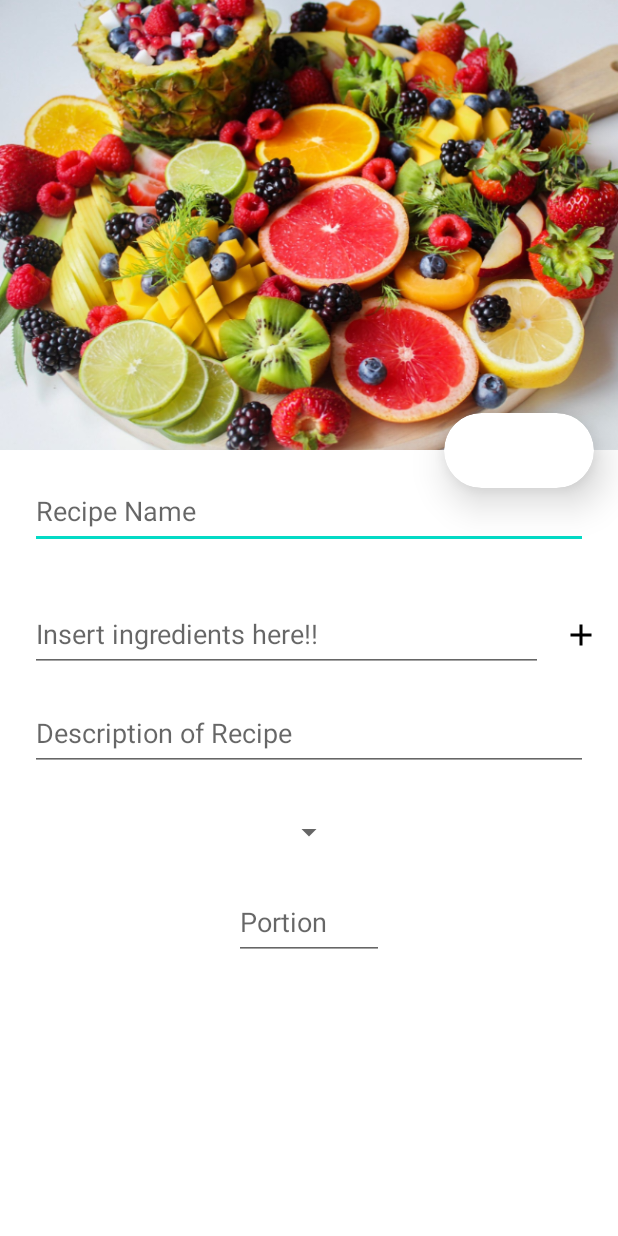
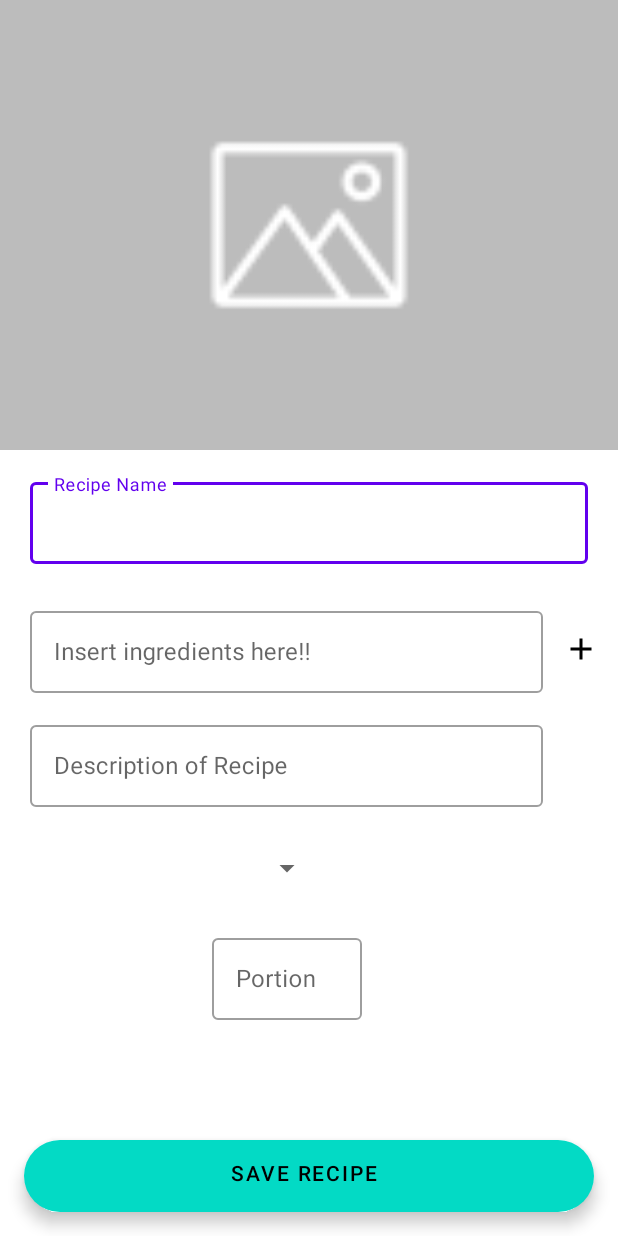
Before and after one commit to LucasMelll0/MyCookBook-With-Kotlin, an Android app: the FormularioReceitaActivity screen opened directly, with no data from a screen before it, on a phone screen of 412 x 824 dp. Run offline under Robolectric (Android 15) with nearby library versions, the phone set to English and light mode, and no system bars.

Commit message:
Mudado o layout do FormularioReceitaActivity.kt usando inputLayout e adicionando o recyclerView para os ingredientes.
Adicionado o adapter para os ingredientes do formulario( as funções de deletar e adicionar ingrediente ainda não implementado)

```diff
--- a/app/src/main/AndroidManifest.xml
+++ b/app/src/main/AndroidManifest.xml
@@ -14,6 +14,9 @@
         android:supportsRtl="true"
         android:theme="@style/Theme.MyCookBook"
         tools:targetApi="31">
+        <activity
+            android:name=".ui.activity.DetalhesReceitaActivity"
+            android:exported="false" />
         <activity
             android:name=".FormularioReceitaActivity"
             android:exported="false" />
--- a/app/src/main/java/com/example/mycookbook/FormularioReceitaActivity.kt
+++ b/app/src/main/java/com/example/mycookbook/FormularioReceitaActivity.kt
@@ -1,13 +1,20 @@
 package com.example.mycookbook
 
+import android.content.ContentValues.TAG
 import android.os.Bundle
+import android.util.Log
 import androidx.appcompat.app.AppCompatActivity
+import androidx.lifecycle.Lifecycle
 import androidx.lifecycle.lifecycleScope
+import androidx.lifecycle.repeatOnLifecycle
+import androidx.recyclerview.widget.LinearLayoutManager
 import com.example.mycookbook.database.AppDataBase
-import com.example.mycookbook.database.dao.ReceitaDAO
 import com.example.mycookbook.databinding.ActivityFormularioReceitaBinding
 import com.example.mycookbook.model.Receita
 import com.example.mycookbook.repository.ReceitaRepository
+import com.example.mycookbook.ui.recyclerview.adapter.ListaDeIngredientesFormularioAdapter
+import kotlinx.coroutines.flow.MutableStateFlow
+import kotlinx.coroutines.flow.collect
 import kotlinx.coroutines.launch
 
 class FormularioReceitaActivity : AppCompatActivity() {
@@ -19,6 +26,13 @@ class FormularioReceitaActivity : AppCompatActivity() {
     private val campoDescricao by lazy { binding.edittextDescricaoReceita }
     private val campoPorcao by lazy { binding.edittextPorcaoReceita }
     private val fabSalva by lazy { binding.fabSalvaReceita }
+    private val ingredientes by lazy { mutableListOf<String?>() }
+    private val adapterIngredientes by lazy {
+        ListaDeIngredientesFormularioAdapter(
+            this,
+            ingredientes
+        )
+    }
     private val receitaRepository by lazy {
         ReceitaRepository(
             AppDataBase.instancia(this).ReceitaDAO()
@@ -28,22 +42,46 @@ class FormularioReceitaActivity : AppCompatActivity() {
     override fun onCreate(savedInstanceState: Bundle?) {
         super.onCreate(savedInstanceState)
         setContentView(binding.root)
+        configuraListaIngredientes()
         configuraFab()
+    }
+
+    private fun configuraListaIngredientes() {
+        binding.recyclerViewIngredientesFormulario.apply {
+            adapter = adapterIngredientes
+            layoutManager = LinearLayoutManager(this@FormularioReceitaActivity)
+        }
+
+
+        configuraCampoIngredientes()
+
+
+    }
+
+    private fun configuraCampoIngredientes() {
+        binding.apply {
+            imagebuttonAdicionarIngrediente.setOnClickListener {
+                val ingrediente = campoIngrediente.text.toString()
+                ingredientes.add(ingrediente)
+                adapterIngredientes.atualiza(ingredientes)
+                Log.i(TAG, "configuraCampoIngredientes: $ingredientes")
+            }
+        }
     }
 
     private fun configuraFab() {
         fabSalva.setOnClickListener {
             val nome = campoNome.text.toString()
             val descricao = campoDescricao.text.toString()
-            val porcao = if (!campoPorcao.text.isNullOrBlank()){
+            val porcao = if (!campoPorcao.text.isNullOrBlank()) {
                 campoPorcao.text.toString().toInt()
-            }else{
+            } else {
                 0
             }
 
             val receita = Receita(
                 nome = nome,
-                ingredientes = ArrayList<String>(),
+                ingredientes = ingredientes.toList() as ArrayList<String>,
                 descricao = descricao,
                 categoria = "teste",
                 porcao = porcao
--- a/app/src/main/java/com/example/mycookbook/ui/activity/ListaDeReceitasActivity.kt
+++ b/app/src/main/java/com/example/mycookbook/ui/activity/ListaDeReceitasActivity.kt
@@ -66,6 +66,11 @@ class ListaDeReceitasActivity : AppCompatActivity() {
 
     private fun configuraFuncoesAdapter() {
         adapter.apply {
+            quandoClica = { receita ->
+                vaiPara(DetalhesReceitaActivity::class.java){
+                    putExtra(CHAVE_RECEITA_ID, receita.id)
+                }
+            }
             quandoClicaEmDeletar = { receita ->
                 lifecycleScope.launch {
                     receitaRepository.deleta(receita)
--- /dev/null
+++ b/app/src/main/res/drawable/ic_delete.xml
@@ -0,0 +1,5 @@
+<vector android:height="24dp" android:tint="#FFC331"
+    android:viewportHeight="24" android:viewportWidth="24"
+    android:width="24dp" xmlns:android="http://schemas.android.com/apk/res/android">
+    <path android:fillColor="@android:color/white" android:pathData="M6,19c0,1.1 0.9,2 2,2h8c1.1,0 2,-0.9 2,-2V7H6v12zM19,4h-3.5l-1,-1h-5l-1,1H5v2h14V4z"/>
+</vector>
--- /dev/null
+++ b/app/src/main/res/drawable/ic_edit.xml
@@ -0,0 +1,5 @@
+<vector android:height="24dp" android:tint="#FFC331"
+    android:viewportHeight="24" android:viewportWidth="24"
+    android:width="24dp" xmlns:android="http://schemas.android.com/apk/res/android">
+    <path android:fillColor="@android:color/white" android:pathData="M3,17.25V21h3.75L17.81,9.94l-3.75,-3.75L3,17.25zM20.71,7.04c0.39,-0.39 0.39,-1.02 0,-1.41l-2.34,-2.34c-0.39,-0.39 -1.02,-0.39 -1.41,0l-1.83,1.83 3.75,3.75 1.83,-1.83z"/>
+</vector>
--- a/app/src/main/res/layout/activity_formulario_receita.xml
+++ b/app/src/main/res/layout/activity_formulario_receita.xml
@@ -27,7 +27,7 @@
                 android:layout_height="300dp"
                 android:scaleType="centerCrop"
                 app:layout_collapseMode="parallax"
-                app:srcCompat="@drawable/produto_1" />
+                app:srcCompat="@drawable/imagem_padrao" />
 
             <androidx.appcompat.widget.Toolbar
                 android:id="@+id/toolbar_formulario_receita"
@@ -36,26 +36,7 @@
                 app:layout_collapseMode="pin" />
         </com.google.android.material.appbar.CollapsingToolbarLayout>
     </com.google.android.material.appbar.AppBarLayout>
-    <androidx.cardview.widget.CardView
-        android:layout_width="wrap_content"
-        android:layout_height="wrap_content"
-        app:layout_anchor="@id/appbar_formulario_receita"
-        app:layout_anchorGravity="bottom|end"
-        app:cardElevation="16dp"
-        android:layout_marginEnd="16dp"
-        android:minWidth="100dp"
-        android:minHeight="50dp"
-        app:cardCornerRadius="40dp"
-        >
 
-        <androidx.appcompat.widget.AppCompatTextView
-            android:layout_width="wrap_content"
-            android:layout_height="wrap_content"
-            tools:text="Testes"
-            android:layout_gravity="center"
-            android:textStyle="bold"
-            android:textSize="16sp"/>
-    </androidx.cardview.widget.CardView>
 
     <androidx.core.widget.NestedScrollView
         android:layout_width="match_parent"
@@ -67,35 +48,57 @@
             android:layout_width="match_parent"
             android:layout_height="wrap_content">
 
-            <androidx.appcompat.widget.AppCompatEditText
-                android:id="@+id/edittext_nome_receita"
+            <com.google.android.material.textfield.TextInputLayout
+                android:id="@+id/inputlayout_nome_formulario"
+                style="@style/Widget.MaterialComponents.TextInputLayout.OutlinedBox"
                 android:layout_width="0dp"
-                android:layout_height="50dp"
+                android:layout_height="60dp"
                 android:layout_marginHorizontal="20dp"
                 android:layout_marginVertical="16dp"
-                android:hint="@string/nome_da_receita"
                 app:layout_constraintEnd_toEndOf="parent"
                 app:layout_constraintStart_toStartOf="parent"
-                app:layout_constraintTop_toTopOf="parent" />
+                app:layout_constraintTop_toTopOf="parent">
 
-            <androidx.appcompat.widget.LinearLayoutCompat
-                android:id="@+id/linearlayout_formulario_ingredientes_receita"
+                <com.google.android.material.textfield.TextInputEditText
+                    android:id="@+id/edittext_nome_receita"
+                    android:layout_width="match_parent"
+                    android:layout_height="match_parent"
+
+                    android:hint="@string/nome_da_receita" />
+
+            </com.google.android.material.textfield.TextInputLayout>
+
+
+            <androidx.recyclerview.widget.RecyclerView
+                android:id="@+id/recycler_view_ingredientes_formulario"
                 android:layout_width="0dp"
                 android:layout_height="wrap_content"
-                android:layout_margin="16dp"
-                app:layout_constraintEnd_toEndOf="@id/edittext_nome_receita"
-                app:layout_constraintStart_toStartOf="@id/edittext_nome_receita"
-                app:layout_constraintTop_toBottomOf="@id/edittext_nome_receita" />
+                app:layout_constraintEnd_toEndOf="@id/inputlayout_nome_formulario"
+                app:layout_constraintStart_toStartOf="@id/inputlayout_nome_formulario"
+                app:layout_constraintTop_toBottomOf="@id/inputlayout_nome_formulario"
+                android:layout_marginVertical="10dp"
+                tools:itemCount="2"
+                tools:listitem="@layout/ingrediente_item_formulario" />
 
-            <androidx.appcompat.widget.AppCompatEditText
-                android:id="@+id/edittext_ingrediente_receita"
+            <com.google.android.material.textfield.TextInputLayout
+                android:id="@+id/inputlayout_ingredientes_formulario"
+                style="@style/Widget.MaterialComponents.TextInputLayout.OutlinedBox"
                 android:layout_width="0dp"
-                android:layout_height="50dp"
+                android:layout_height="60dp"
                 android:layout_marginVertical="16dp"
-                android:hint="@string/insira_ingredientes_aqui"
                 app:layout_constraintEnd_toStartOf="@id/imagebutton_adicionar_ingrediente"
-                app:layout_constraintStart_toStartOf="@id/edittext_nome_receita"
-                app:layout_constraintTop_toBottomOf="@id/linearlayout_formulario_ingredientes_receita" />
+                app:layout_constraintStart_toStartOf="@id/inputlayout_nome_formulario"
+                app:layout_constraintTop_toBottomOf="@id/recycler_view_ingredientes_formulario">
+
+                <com.google.android.material.textfield.TextInputEditText
+                    android:id="@+id/edittext_ingrediente_receita"
+                    android:layout_width="match_parent"
+                    android:layout_height="match_parent"
+
+                    android:hint="@string/insira_ingredientes_aqui" />
+
+            </com.google.android.material.textfield.TextInputLayout>
+
 
             <androidx.appcompat.widget.AppCompatImageButton
                 android:id="@+id/imagebutton_adicionar_ingrediente"
@@ -104,57 +107,71 @@
                 android:background="@android:color/transparent"
                 android:src="@drawable/ic_add"
                 android:tint="@color/black"
-                app:layout_constraintBottom_toBottomOf="@id/edittext_ingrediente_receita"
+                app:layout_constraintBottom_toBottomOf="@id/inputlayout_ingredientes_formulario"
                 app:layout_constraintEnd_toEndOf="parent"
-                app:layout_constraintTop_toTopOf="@id/edittext_ingrediente_receita" />
+                app:layout_constraintTop_toTopOf="@id/inputlayout_ingredientes_formulario" />
 
-            <androidx.appcompat.widget.AppCompatEditText
-                android:id="@+id/edittext_descricao_receita"
+            <com.google.android.material.textfield.TextInputLayout
+                android:id="@+id/inputlayout_descricao_formulario"
+                style="@style/Widget.MaterialComponents.TextInputLayout.OutlinedBox"
                 android:layout_width="0dp"
-                android:layout_height="50dp"
+                android:layout_height="60dp"
                 android:layout_marginTop="16dp"
-                android:hint="@string/descricao_da_receita"
-                android:inputType="textMultiLine"
-                android:maxLines="30"
-                app:layout_constraintEnd_toEndOf="@id/edittext_nome_receita"
-                app:layout_constraintStart_toStartOf="@id/edittext_nome_receita"
-                app:layout_constraintTop_toBottomOf="@id/edittext_ingrediente_receita" />
+                app:layout_constraintEnd_toEndOf="@id/inputlayout_ingredientes_formulario"
+                app:layout_constraintStart_toStartOf="@id/inputlayout_ingredientes_formulario"
+                app:layout_constraintTop_toBottomOf="@id/inputlayout_ingredientes_formulario">
+
+                <com.google.android.material.textfield.TextInputEditText
+                    android:id="@+id/edittext_descricao_receita"
+                    android:layout_width="match_parent"
+                    android:layout_height="match_parent"
+                    android:hint="@string/descricao_da_receita"
+                    android:inputType="textMultiLine"
+                    android:maxLines="30" />
+            </com.google.android.material.textfield.TextInputLayout>
+
 
             <androidx.appcompat.widget.AppCompatSpinner
                 android:id="@+id/spinner_categoria_receita"
                 android:layout_width="wrap_content"
                 android:layout_height="50dp"
                 android:layout_marginTop="16dp"
-                app:layout_constraintEnd_toEndOf="@id/edittext_nome_receita"
-                app:layout_constraintStart_toStartOf="@id/edittext_nome_receita"
-                app:layout_constraintTop_toBottomOf="@id/edittext_descricao_receita" />
-
-            <androidx.appcompat.widget.AppCompatEditText
-                android:id="@+id/edittext_porcao_receita"
+                app:layout_constraintEnd_toEndOf="@id/inputlayout_descricao_formulario"
+                app:layout_constraintStart_toStartOf="@id/inputlayout_descricao_formulario"
+                app:layout_constraintTop_toBottomOf="@id/inputlayout_descricao_formulario" />
+            <com.google.android.material.textfield.TextInputLayout
+                style="@style/Widget.MaterialComponents.TextInputLayout.OutlinedBox"
                 android:layout_width="100dp"
-                android:layout_height="50dp"
-                android:layout_marginTop="10dp"
-                android:hint="@string/porcao"
-                android:inputType="number"
+                android:layout_height="60dp"
+                android:layout_marginTop="16dp"
                 app:layout_constraintEnd_toEndOf="@id/spinner_categoria_receita"
                 app:layout_constraintStart_toStartOf="@id/spinner_categoria_receita"
-                app:layout_constraintTop_toBottomOf="@id/spinner_categoria_receita" />
+                app:layout_constraintTop_toBottomOf="@id/spinner_categoria_receita">
+                <com.google.android.material.textfield.TextInputEditText
+                    android:id="@+id/edittext_porcao_receita"
+                    android:layout_width="match_parent"
+                    android:layout_height="wrap_content"
+                    android:layout_marginTop="10dp"
+                    android:hint="@string/porcao"
+                    android:inputType="number"
+                    />
+            </com.google.android.material.textfield.TextInputLayout>
 
-            <com.google.android.material.floatingactionbutton.ExtendedFloatingActionButton
-                android:id="@+id/fab_salva_receita"
-                android:layout_width="0dp"
-                android:layout_height="wrap_content"
-                android:layout_margin="16dp"
-                android:gravity="center_horizontal"
-                android:text="@string/salvar_receita"
-                app:layout_constraintBottom_toBottomOf="parent"
-                app:layout_constraintEnd_toEndOf="@id/edittext_nome_receita"
-                app:layout_constraintStart_toStartOf="@id/edittext_nome_receita"
-                app:layout_constraintTop_toTopOf="@id/edittext_porcao_receita"
-                app:layout_constraintVertical_bias="1" />
+
+
+
         </androidx.constraintlayout.widget.ConstraintLayout>
 
     </androidx.core.widget.NestedScrollView>
+    <com.google.android.material.floatingactionbutton.ExtendedFloatingActionButton
+        android:id="@+id/fab_salva_receita"
+        android:layout_width="match_parent"
+        android:layout_height="wrap_content"
+        android:layout_margin="16dp"
+        android:gravity="center_horizontal"
+        android:layout_gravity="bottom|center_horizontal"
+        android:text="@string/salvar_receita"
+         />
 
 
 </androidx.coordinatorlayout.widget.CoordinatorLayout>
--- a/app/src/main/res/values/strings.xml
+++ b/app/src/main/res/values/strings.xml
@@ -9,4 +9,7 @@
     <string name="salvar_receita">SAVE RECIPE</string>
     <string name="editar">edit</string>
     <string name="deletar">delete</string>
+    <string name="modo_de_preparo">How to Do</string>
+    <string name="categoria_detalhes">Category:</string>
+    <string name="porcao_detalhes">Portion:</string>
 </resources>
```
Also changed, not shown: app/src/main/java/com/example/mycookbook/ui/activity/DetalhesReceitaActivity.kt (added, +36 -0 lines), app/src/main/java/com/example/mycookbook/ui/recyclerview/adapter/ListaDeIngredientesFormularioAdapter.kt (added, +50 -0 lines), app/src/main/res/layout/activity_detalhes_receita.xml (added, +152 -0 lines), app/src/main/res/layout/ingrediente_item_formulario.xml (added, +48 -0 lines), app/src/main/res/drawable-hdpi/imagem_padrao.png (added), app/src/main/res/drawable-ldpi/imagem_padrao.png (added), app/src/main/res/drawable-mdpi/imagem_padrao.png (added), app/src/main/res/drawable-xhdpi/imagem_padrao.png (added), app/src/main/res/drawable-xxhdpi/imagem_padrao.png (added), app/src/main/res/drawable-xxxhdpi/imagem_padrao.png (added).
